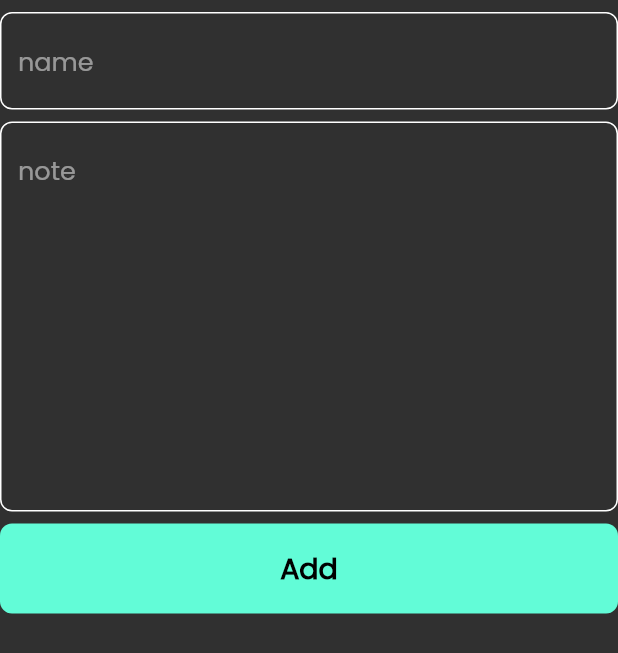
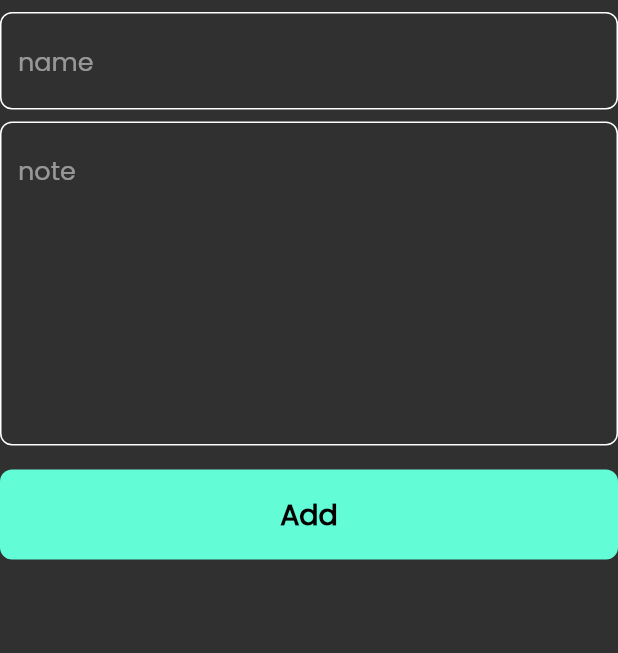
Before and after one commit to abdulrahmmann/notes_app, a Flutter app: the AddNoteForm widget shown alone on an empty page, opened directly, on a phone screen of 412 x 824 dp. Shown: the top 653 px of the screen. Run offline on Flutter 3.47's test engine with Material 2 defaults, Android fonts, the phone set to English and light mode, and no system bars; our stand-ins replace flutter_bloc, font_awesome_flutter, hive, hive_flutter; accounts and stored records are empty.

Commit message:
add note state

```diff
--- a/lib/views/widgets/add_note_bottom_sheet.dart
+++ b/lib/views/widgets/add_note_bottom_sheet.dart
@@ -46,11 +46,11 @@ class _AddNoteFormState extends State<AddNoteForm> {
           const SizedBox(height: 8,),
           CustomTextFormField(
               hintText: 'note',
-              maxLines: 10,
+              maxLines: 8,
               onSaved: (value) {
                 title = value;
               }),
-          const SizedBox(height: 8,),
+          const SizedBox(height: 16,),
           CustomAddButton(onTap: () {
             if (formKey.currentState!.validate()) {
               formKey.currentState!.save();
--- a/lib/views/widgets/custom_text_field.dart
+++ b/lib/views/widgets/custom_text_field.dart
@@ -6,7 +6,6 @@ class CustomTextFormField extends StatelessWidget {
 
   final String hintText;
   final int maxLines;
-
   final void Function(String?)? onSaved;
 
   @override
--- a/lib/views/widgets/edit_note_view_body.dart
+++ b/lib/views/widgets/edit_note_view_body.dart
@@ -22,7 +22,7 @@ class EditNotesViewBody extends StatelessWidget {
                 const SizedBox(height: 16,),
                 CustomTextFormField(hintText: 'title', maxLines: 1,),
                 const SizedBox(height: 8,),
-                CustomTextFormField(hintText: 'subTitle', maxLines: 10,),
+                CustomTextFormField(hintText: 'subTitle', maxLines: 8,),
               ],
             ),
           ),
```
Also changed, not shown: lib/cubits/add_note_cubit/add_note_cubit.dart (added, +11 -0 lines), lib/cubits/add_note_cubit/add_note_state.dart (added, +14 -0 lines).
